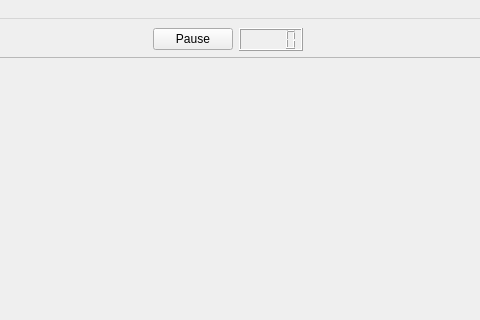
JenniferRied/Minesweeper, file Minesweeper/minesweeper.ui: the form before one commit; both pictures show x 95 to 575 and y 0 to 320 of the 800 by 600 pixel window.
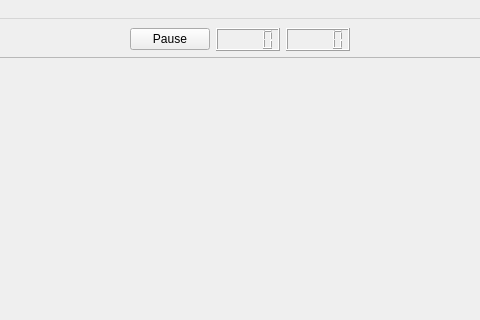
The form after the commit. Icons and pictures are not drawn.

Commit message: Einstellungsfenster, Flaggen, Zahlen

```diff
--- a/Minesweeper/minesweeper.ui
+++ b/Minesweeper/minesweeper.ui
@@ -51,6 +51,9 @@
       <item>
        <widget class="QLCDNumber" name="Zeitanzeige"/>
       </item>
+      <item>
+       <widget class="QLCDNumber" name="flaggen_anzahl"/>
+      </item>
       <item>
        <spacer name="horizontalSpacer_3">
         <property name="orientation">
```
The commit also changes 27 other files.
